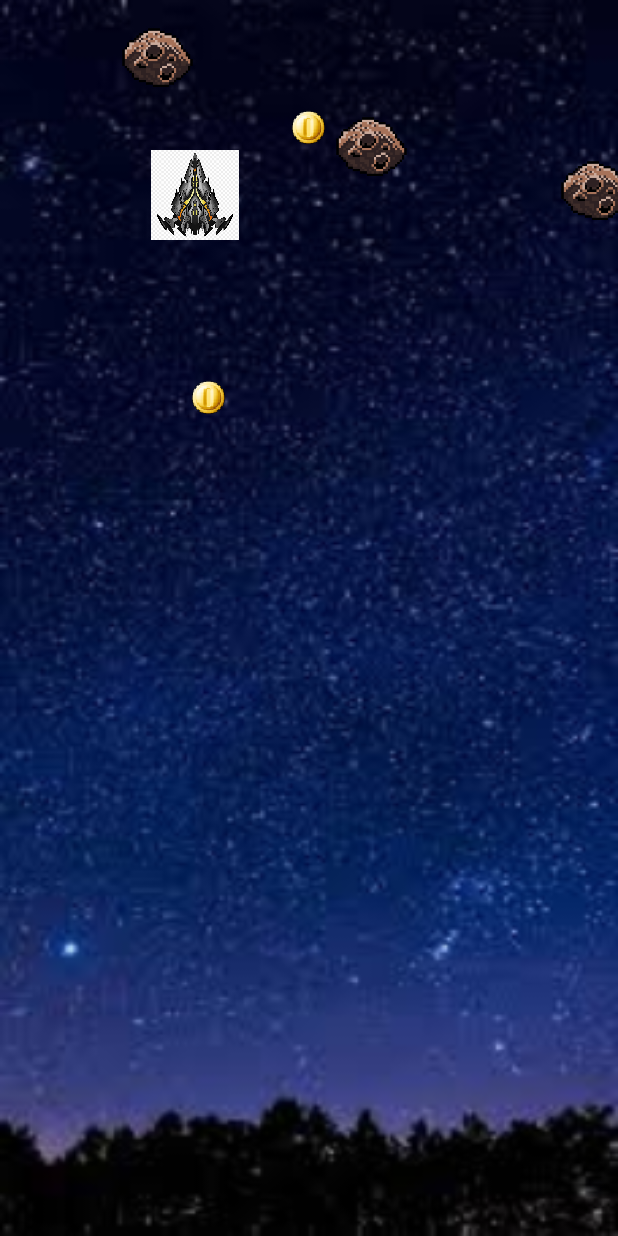
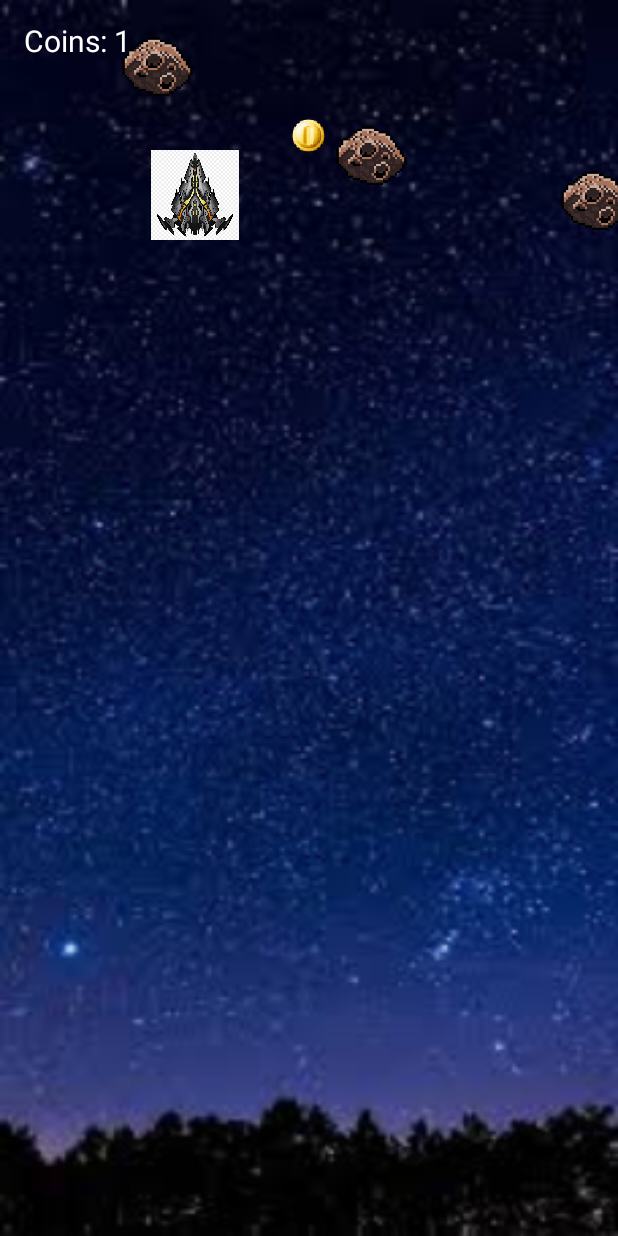
Before and after one commit to TruePelmen/TestTaskGame, an Android app built with Jetpack Compose: the GameScreen screen opened through its navigation route, after a tap on "Again", on a phone screen of 412 x 824 dp. Run offline under Robolectric (Android 15) with nearby library versions, the phone set to English and light mode, and no system bars.

Commit message:
Added score for coins in GameScreen.kt and LoseScreen.kt

```diff
--- a/app/src/main/java/com/example/testtaskgame/MainViewModel.kt
+++ b/app/src/main/java/com/example/testtaskgame/MainViewModel.kt
@@ -12,6 +12,20 @@ import kotlin.math.sqrt
 import kotlin.random.Random
 
 class MainViewModel : ViewModel() {
+
+    private val _isLoading = MutableStateFlow(false)
+    val isLoading: StateFlow<Boolean> get() = _isLoading
+
+    fun startLoading() {
+        _isLoading.value = true
+    }
+
+    fun stopLoading() {
+        _isLoading.value = false
+    }
+
+    private val _collectedCoins = MutableStateFlow(0)
+    val collectedCoins: StateFlow<Int> = _collectedCoins
 
     private val _spaceshipPosition = MutableStateFlow(Offset(0f, 0f))
     val spaceshipPosition: StateFlow<Offset> = _spaceshipPosition
@@ -122,9 +136,8 @@ class MainViewModel : ViewModel() {
             distance < 40 // Встановіть відповідне значення порогу зіткнень з монеткою
         }
         if (collectedCoinIndex != -1) {
-            // Видалення зібраної монетки та додавання рахунку гравця
             _coins.value = _coins.value.toMutableList().apply { removeAt(collectedCoinIndex) }
-            // Додайте код для збільшення рахунку гравця
+            _collectedCoins.value += 1 // Збільшення кількості зібраних монеток
         }
     }
 
@@ -142,7 +155,9 @@ class MainViewModel : ViewModel() {
     fun restart(screenWidth: Float, screenHeight: Float) {
         _isGameOver.value = false
         _spaceshipPosition.value = Offset(100f, 100f)
+        _collectedCoins.value = 0 // Скидання кількості зібраних монеток
         initializeMeteors(screenWidth)
+        initializeCoins(screenWidth)
         startGame(screenWidth, screenHeight)
     }
 
@@ -151,8 +166,10 @@ class MainViewModel : ViewModel() {
     }
 
     init {
+        _isLoading.value = true
         viewModelScope.launch {
             delay(3000L)
+            stopLoading()
         }
     }
 }
--- a/app/src/main/java/com/example/testtaskgame/screens/GameScreen.kt
+++ b/app/src/main/java/com/example/testtaskgame/screens/GameScreen.kt
@@ -6,11 +6,14 @@ import androidx.compose.foundation.gestures.detectDragGestures
 import androidx.compose.foundation.layout.Box
 import androidx.compose.foundation.layout.fillMaxSize
 import androidx.compose.foundation.layout.offset
+import androidx.compose.foundation.layout.padding
 import androidx.compose.foundation.layout.size
+import androidx.compose.material3.Text
 import androidx.compose.runtime.Composable
 import androidx.compose.runtime.LaunchedEffect
 import androidx.compose.runtime.collectAsState
 import androidx.compose.runtime.getValue
+import androidx.compose.ui.Alignment
 import androidx.compose.ui.Modifier
 import androidx.compose.ui.geometry.Offset
 import androidx.compose.ui.graphics.Color
@@ -20,6 +23,7 @@ import androidx.compose.ui.platform.LocalConfiguration
 import androidx.compose.ui.platform.LocalDensity
 import androidx.compose.ui.res.painterResource
 import androidx.compose.ui.unit.dp
+import androidx.compose.ui.unit.sp
 import androidx.navigation.NavController
 import com.example.testtaskgame.MainViewModel
 import com.example.testtaskgame.R
@@ -35,6 +39,7 @@ fun GameScreen(viewModel: MainViewModel, navController: NavController) {
     val meteors by viewModel.meteors.collectAsState()
     val isGameOver by viewModel.isGameOver.collectAsState()
     val coins by viewModel.coins.collectAsState()
+    val collectedCoins by viewModel.collectedCoins.collectAsState()
 
     LaunchedEffect(isGameOver) {
         if (isGameOver) {
@@ -92,5 +97,14 @@ fun GameScreen(viewModel: MainViewModel, navController: NavController) {
                 .offset(x = spaceshipPosition.x.dp, y = spaceshipPosition.y.dp)
                 .size(60.dp)
         )
+
+        Text(
+            text = "Coins: $collectedCoins",
+            color = Color.White,
+            fontSize = 20.sp,
+            modifier = Modifier
+                .align(Alignment.TopStart)
+                .padding(16.dp)
+        )
     }
 }
--- a/app/src/main/java/com/example/testtaskgame/screens/LoseScreen.kt
+++ b/app/src/main/java/com/example/testtaskgame/screens/LoseScreen.kt
@@ -13,6 +13,8 @@ import androidx.compose.material3.Icon
 import androidx.compose.material3.IconButton
 import androidx.compose.material3.Text
 import androidx.compose.runtime.Composable
+import androidx.compose.runtime.collectAsState
+import androidx.compose.runtime.getValue
 import androidx.compose.ui.Alignment
 import androidx.compose.ui.Modifier
 import androidx.compose.ui.graphics.Color
@@ -24,14 +26,13 @@ import androidx.navigation.NavController
 import com.example.testtaskgame.MainViewModel
 
 @Composable
-fun LoseScreen(
-    navController: NavController,
-    viewModel: MainViewModel
-) {
+fun LoseScreen(navController: NavController, viewModel: MainViewModel) {
     val configuration = LocalConfiguration.current
     val density = LocalDensity.current
     val screenWidth = with(density) { configuration.screenWidthDp.dp.toPx() }
     val screenHeight = with(density) { configuration.screenHeightDp.dp.toPx() }
+
+    val collectedCoins by viewModel.collectedCoins.collectAsState()
 
     Column(
         modifier = Modifier
@@ -46,9 +47,14 @@ fun LoseScreen(
             fontSize = 24.sp
         )
         Spacer(modifier = Modifier.height(16.dp))
+        Text(
+            text = "Coins collected: $collectedCoins",
+            color = Color.White,
+            fontSize = 20.sp
+        )
+        Spacer(modifier = Modifier.height(16.dp))
         IconButton(onClick = {
             viewModel.reset()
-            //navController.popBackStack()
             navController.navigate("main")
         }) {
             Icon(
```
